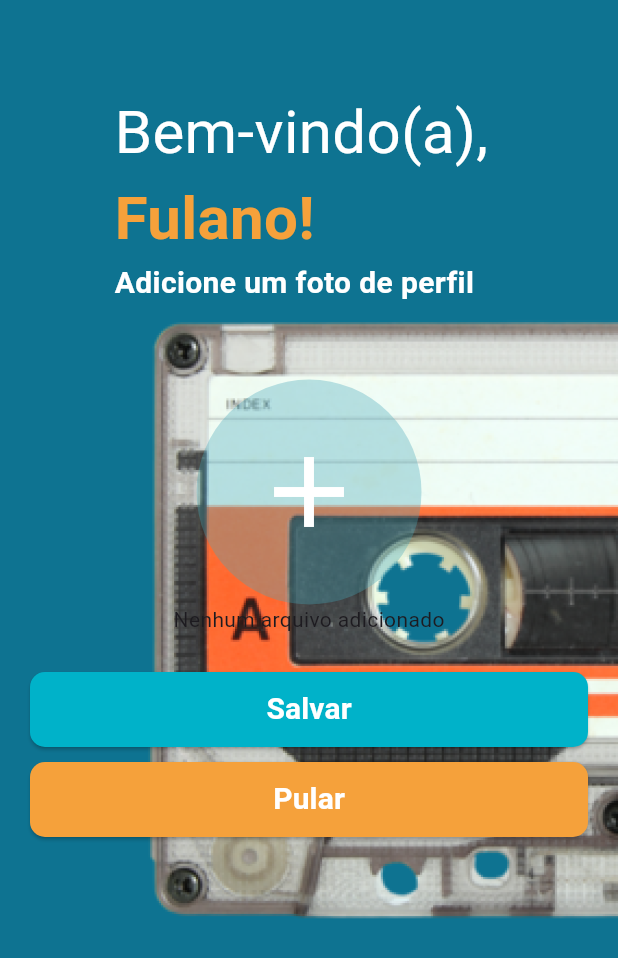
After one commit to LucasSSilvaJS/RetroVault, a Flutter app: the ProfileImg screen opened by its route, after a tap on the "add" icon, on a phone screen of 412 x 824 dp. The commit adds this screen. Shown: the top 958 px of the screen. Run offline on Flutter 3.47's test engine with Material 3 defaults, Android fonts, the phone set to English and light mode, and no system bars; our stand-ins replace carousel_slider, image_picker.

Commit message:
add cadastro2

```diff
--- a/lib/main.dart
+++ b/lib/main.dart
@@ -1,5 +1,6 @@
 import 'package:flutter/material.dart';
 import 'pages/homepage.dart';
+import 'pages/profileimg.dart';
 
 void main() {
   runApp(MyApp());
@@ -14,6 +15,7 @@ class MyApp extends StatelessWidget {
       initialRoute: '/',
       routes: {
         '/': (context) => HomePage(),
+        '/profileimg': (context) => ProfileImg(),
       },
     );
   }
--- /dev/null
+++ b/lib/pages/profileimg.dart
@@ -0,0 +1,124 @@
+import 'dart:io';
+
+import 'package:flutter/material.dart';
+import 'package:image_picker/image_picker.dart';
+
+class ProfileImg extends StatefulWidget {
+  @override
+  State<ProfileImg> createState() => _ProfileImgState();
+}
+
+class _ProfileImgState extends State<ProfileImg> {
+  File? _imageFile;
+
+  Future<void> _pickImage() async {
+    final picker = ImagePicker();
+    final pickedFile = await picker.pickImage(
+      source: ImageSource.gallery, // Abre a galeria do dispositivo
+      imageQuality: 50, // Reduz a qualidade da imagem para otimizar o tamanho do arquivo
+    );
+
+    if (pickedFile != null) {
+      setState(() {
+        _imageFile = File(pickedFile.path); // Armazena o caminho da imagem selecionada
+      });
+    }
+  }
+
+  @override
+  Widget build(BuildContext context) {
+    return Scaffold(
+      body: SafeArea(
+        child: Center(
+          child: Container(
+            width: double.infinity,
+            decoration: const BoxDecoration(
+              color: Color(0xFF0E7391),
+              image: DecorationImage(
+                image: AssetImage('assets/img/cassete.png'),
+                fit: BoxFit.contain,
+                alignment: Alignment.centerRight,
+              ),
+            ),
+            child: Column(
+              children: [
+                const SizedBox(height: 60,),
+                Container(
+                  alignment: Alignment.center,
+                  child: Column(
+                    crossAxisAlignment: CrossAxisAlignment.start,
+                    children: [
+                      const Text('Bem-vindo(a), ', style: TextStyle(fontSize: 40.0, color: Colors.white,),),
+                      const Text('Fulano!', style: TextStyle(fontSize: 40.0, fontWeight: FontWeight.bold, color: Color(0xFFF5A13B)),),
+                      const Text('Adicione um foto de perfil', style: TextStyle(fontSize: 20.0, color: Colors.white, fontWeight: FontWeight.bold,),),
+                    ],
+                  ),
+                ),
+                const SizedBox(height: 50.0),
+                GestureDetector(
+                  onTap: _pickImage,
+                  child: Container(
+                    width: 150,
+                    height: 150,
+                    decoration: BoxDecoration(
+                      color: Color(0XFF46A7B8).withOpacity(0.34),
+                      shape: BoxShape.circle,
+                    ),
+                    child: const Center(
+                      child: Icon(
+                        Icons.add,
+                        color: Colors.white,
+                        size: 80,
+                      ),
+                    ),
+                  ),
+                ),
+                const Text('Nenhum arquivo adicionado'),
+                const SizedBox(height: 25.0),
+                Padding(
+                  padding: const EdgeInsets.symmetric(horizontal: 20.0),
+                  child: ElevatedButton(
+                    onPressed: () {},
+                    child: const Text(
+                      'Salvar',
+                      style: TextStyle(
+                        color: Colors.white,
+                        fontWeight: FontWeight.bold,
+                        fontSize: 20.0,
+                      ),
+                    ),
+                    style: ElevatedButton.styleFrom(
+                        backgroundColor: Color(0XFF00B2C9),
+                        minimumSize: Size(double.infinity, 50.0),
+                        shape: RoundedRectangleBorder(
+                            borderRadius: BorderRadius.circular(10.0))),
+                  ),
+                ),
+                const SizedBox(height: 10.0),
+                Padding(
+                  padding: const EdgeInsets.symmetric(horizontal: 20.0),
+                  child: ElevatedButton(
+                    onPressed: () {},
+                    child: const Text(
+                      'Pular',
+                      style: TextStyle(
+                        color: Colors.white,
+                        fontWeight: FontWeight.bold,
+                        fontSize: 20.0,
+                      ),
+                    ),
+                    style: ElevatedButton.styleFrom(
+                        backgroundColor: Color(0XFFF5A13B),
+                        minimumSize: Size(double.infinity, 50.0),
+                        shape: RoundedRectangleBorder(
+                            borderRadius: BorderRadius.circular(10.0))),
+                  ),
+                ),
+              ],
+            ),
+          ),
+        ),
+      ),
+    );
+  }
+}
--- a/pubspec.yaml
+++ b/pubspec.yaml
@@ -19,7 +19,7 @@ publish_to: 'none' # Remove this line if you wish to publish to pub.dev
 version: 1.0.0+1
 
 environment:
-  sdk: ^3.5.4
+  sdk: ^3.5.1
 
 # Dependencies specify other packages that your package needs in order to work.
 # To automatically upgrade your package dependencies to the latest versions
@@ -36,6 +36,7 @@ dependencies:
   # Use with the CupertinoIcons class for iOS style icons.
   cupertino_icons: ^1.0.8
   carousel_slider: ^5.0.0
+  image_picker: ^1.1.2
 
 dev_dependencies:
   flutter_test:
```
Also changed, not shown: assets/img/cassete.png (added), pubspec.lock, 5 other files.
